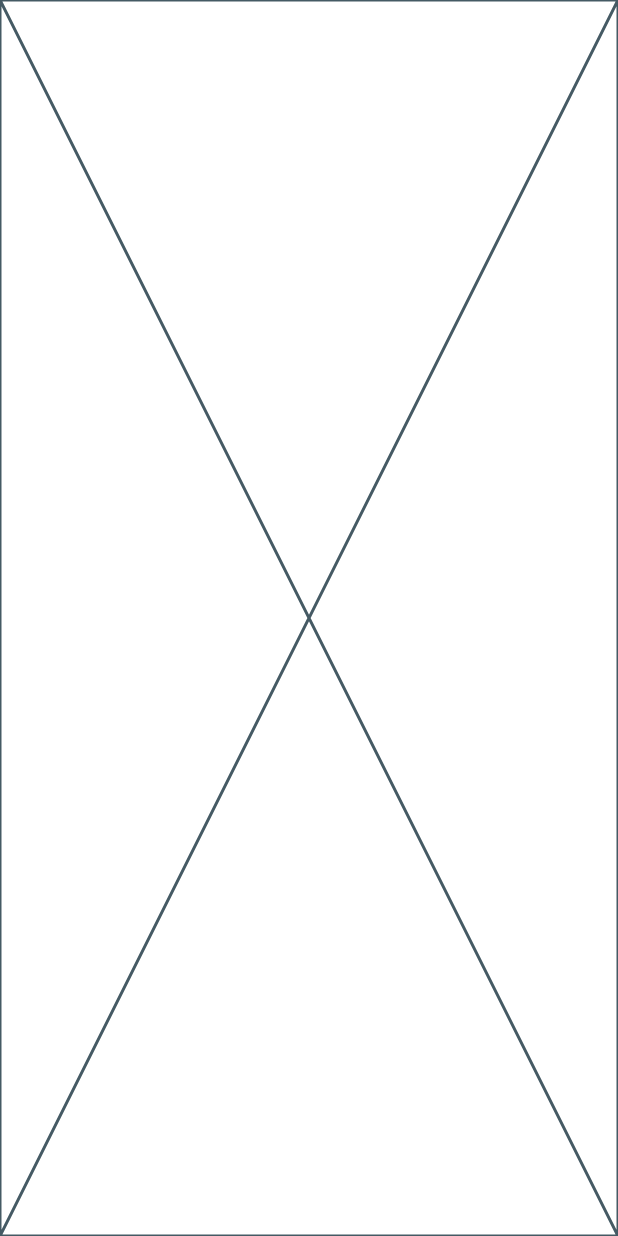
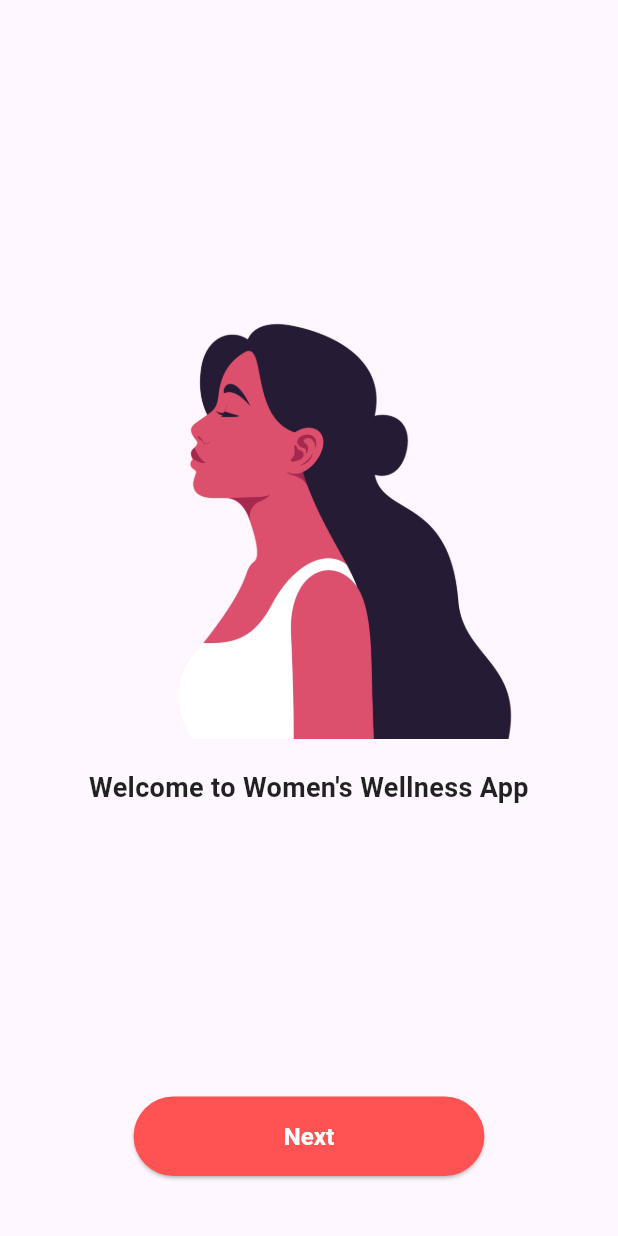
Before and after one commit to krithik-codes/FemFlow_flutter_frame, a Flutter app: the screen it shows after launch, on a phone screen of 412 x 824 dp. Run offline on Flutter 3.47's test engine with Material 3 defaults, Android fonts, the phone set to English and light mode, and no system bars.

Commit message:
base file recreation

```diff
--- a/flowfem_app/lib/main.dart
+++ b/flowfem_app/lib/main.dart
@@ -13,22 +13,8 @@ class MyApp extends StatelessWidget {
   Widget build(BuildContext context) {
     return MaterialApp(
       title: 'Flutter Demo',
+      debugShowCheckedModeBanner: false,
       theme: ThemeData(
-        // This is the theme of your application.
-        //
-        // TRY THIS: Try running your application with "flutter run". You'll see
-        // the application has a purple toolbar. Then, without quitting the app,
-        // try changing the seedColor in the colorScheme below to Colors.green
-        // and then invoke "hot reload" (save your changes or press the "hot
-        // reload" button in a Flutter-supported IDE, or press "r" if you used
-        // the command line to start the app).
-        //
-        // Notice that the counter didn't reset back to zero; the application
-        // state is not lost during the reload. To reset the state, use hot
-        // restart instead.
-        //
-        // This works for code too, not just values: Most code changes can be
-        // tested with just a hot reload.
         colorScheme: ColorScheme.fromSeed(seedColor: Colors.deepPurple),
       ),
       home: Intro1(),
--- a/flowfem_app/lib/pages/intro1.dart
+++ b/flowfem_app/lib/pages/intro1.dart
@@ -1,9 +1,67 @@
 import 'package:flutter/material.dart';
+import 'intro2.dart'; // Import the next page
+
 class Intro1 extends StatelessWidget {
   const Intro1({super.key});
 
   @override
   Widget build(BuildContext context) {
-    return const Placeholder();
+    return Scaffold(
+      body: Column(
+        children: [
+          Expanded(
+            child: Center(
+              child: Column(
+                mainAxisAlignment: MainAxisAlignment.center,
+                children: [
+                  Image.asset(
+                    'assets/images/intro_1.png', // Replace with actual image
+                    width: 300,
+                    height: 300,
+                  ),
+                  SizedBox(height: 20),
+                  Text(
+                    "Welcome to Women's Wellness App",
+                    style: TextStyle(
+                      fontSize: 18,
+                      fontWeight: FontWeight.bold,
+                      color: Colors.black87, // Adjust text color if needed
+                    ),
+                    textAlign: TextAlign.center,
+                  ),
+                ],
+              ),
+            ),
+          ),
+          Padding(
+            padding: const EdgeInsets.only(bottom: 40), // Adjust space from bottom
+            child: ElevatedButton(
+              style: ElevatedButton.styleFrom(
+                backgroundColor: const Color.fromRGBO(255, 82, 82, 1), // Button color
+                padding: EdgeInsets.symmetric(horizontal: 100, vertical: 15), // Button size
+                shape: RoundedRectangleBorder(
+
+                  borderRadius: BorderRadius.circular(30), // Rounded corners
+                ),
+              ),
+              onPressed: () {
+                Navigator.push(
+                  context,
+                  MaterialPageRoute(builder: (context) => Intro2()), // Navigate to next page
+                );
+              },
+              child: Text(
+                "Next",
+                style: TextStyle(
+                  fontSize: 16,
+                  fontWeight: FontWeight.bold,
+                  color: Colors.white, // Text color
+                ),
+              ),
+            ),
+          ),
+        ],
+      ),
+    );
   }
 }
--- a/flowfem_app/pubspec.yaml
+++ b/flowfem_app/pubspec.yaml
@@ -58,9 +58,9 @@ flutter:
   uses-material-design: true
 
   # To add assets to your application, add an assets section, like this:
-  # assets:
-  #   - images/a_dot_burr.jpeg
-  #   - images/a_dot_ham.jpeg
+  assets:
+    - assets/images/intro_1.png
+
 
   # An image asset can refer to one or more resolution-specific "variants", see
   # https://flutter.dev/to/resolution-aware-images
```
Also changed, not shown: flowfem_app/assets/fonts/Poppins-Black.ttf (added), flowfem_app/assets/fonts/Poppins-Bold.ttf (added), flowfem_app/assets/fonts/Poppins-Medium.ttf (added), flowfem_app/assets/fonts/Poppins-Regular.ttf (added), flowfem_app/assets/fonts/Poppins-SemiBold.ttf (added), flowfem_app/assets/fonts/Poppins-Thin.ttf (added), flowfem_app/assets/images/intro_1.png (added).
